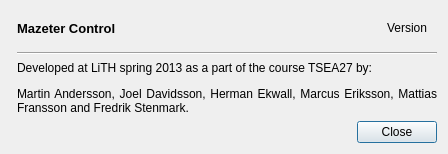
Qt form aboutdialog.ui (Flooten/mazetercontrol) before a commit.
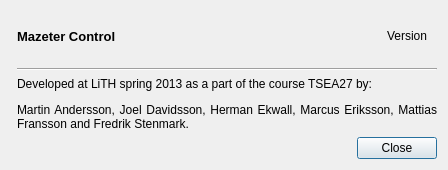
The same form after that commit. Icons and pictures are not drawn.

Commit message: Added embedded fonts and button lighting

Patch:
```diff
--- a/aboutdialog.ui
+++ b/aboutdialog.ui
@@ -10,7 +10,7 @@
     <x>0</x>
     <y>0</y>
     <width>448</width>
-    <height>154</height>
+    <height>170</height>
    </rect>
   </property>
   <property name="windowTitle">
@@ -20,6 +20,9 @@
    <iconset resource="resources.qrc">
     <normaloff>:/icons/resources/usb-bt.ico</normaloff>:/icons/resources/usb-bt.ico</iconset>
   </property>
+  <property name="styleSheet">
+   <string notr="true">font: 8pt &quot;JackInput&quot;;</string>
+  </property>
   <layout class="QHBoxLayout" name="horizontalLayout_3">
    <item>
     <widget class="QLabel" name="label_image">
```
The commit also changes 8 other files.
